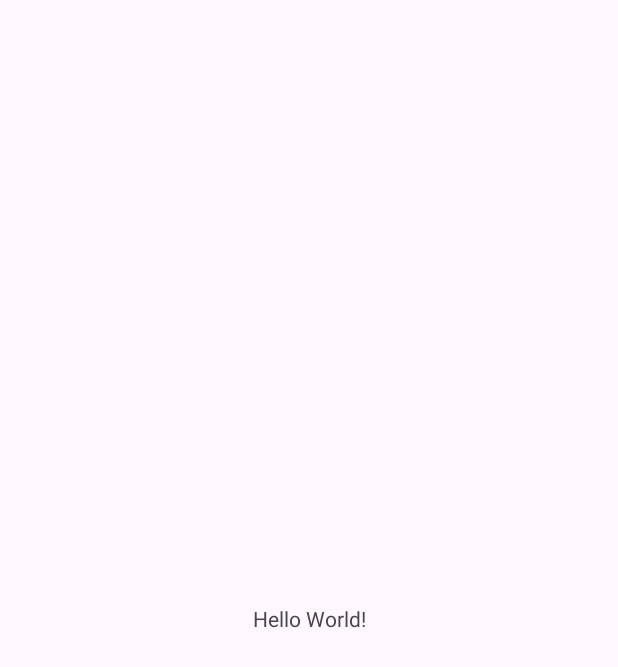
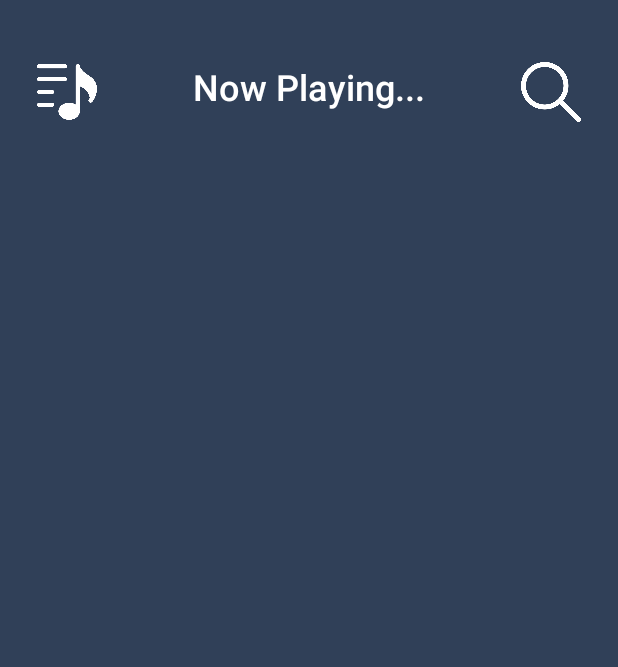
Before and after one commit to dineshsharma-np/music-player-ui, an Android app: the screen it shows after launch (MainActivity), on a phone screen of 412 x 824 dp. Before the commit the part shown is almost empty. Shown: the top 667 px of the screen. Run offline under Robolectric (Android 15) with nearby library versions, the phone set to English and light mode, and no system bars.

Commit message:
top navigation done.

```diff
--- a/app/src/main/res/layout/activity_main.xml
+++ b/app/src/main/res/layout/activity_main.xml
@@ -4,16 +4,67 @@
     xmlns:tools="http://schemas.android.com/tools"
     android:id="@+id/main"
     android:layout_width="match_parent"
+    android:background="#304058"
     android:layout_height="match_parent"
     tools:context=".MainActivity">
 
-    <TextView
+    <ImageButton
+        android:layout_width="40dp"
+        android:layout_height="40dp"
+        android:contentDescription="nothing to tell you"
+        android:src="@drawable/playlist"
+        android:background="@null"
+        android:scaleType="centerInside"
+        app:layout_constraintStart_toStartOf="@id/viewStart"
+        app:layout_constraintEnd_toStartOf="@id/nowPlaying"
+        android:id="@+id/playlist"
+        app:layout_constraintHorizontal_chainStyle="spread_inside"
+        app:layout_constraintTop_toTopOf="@id/topNavGuide" />
+<TextView
+    android:id="@+id/nowPlaying"
+    android:layout_width="wrap_content"
+    android:layout_height="40dp"
+    android:text="Now Playing..."
+    android:textSize="24sp"
+    android:textColor="@color/white"
+    android:fontFamily="sans-serif-medium"
+    app:layout_constraintTop_toTopOf="@id/topNavGuide"
+    app:layout_constraintStart_toEndOf="@id/playlist"
+    app:layout_constraintEnd_toStartOf="@id/search"
+
+    />
+    <ImageButton
+        android:id="@+id/search"
+        android:layout_width="40dp"
+        android:layout_height="40dp"
+        android:src="@drawable/search"
+        android:background="@null"
+        android:scaleType="centerInside"
+        app:layout_constraintStart_toEndOf="@id/nowPlaying"
+        app:layout_constraintEnd_toEndOf="@id/viewEnd"
+        app:layout_constraintTop_toTopOf="@id/topNavGuide"
+
+        />
+
+<androidx.constraintlayout.widget.Guideline
+    android:id="@+id/viewStart"
+    android:layout_width="wrap_content"
+    android:layout_height="wrap_content"
+    app:layout_constraintGuide_percent="0.06"
+    android:orientation="vertical"/>
+    <androidx.constraintlayout.widget.Guideline
+    android:id="@+id/viewEnd"
+    android:layout_width="wrap_content"
+    android:layout_height="wrap_content"
+    app:layout_constraintGuide_percent="0.94"
+    android:orientation="vertical"/>
+
+
+    <androidx.constraintlayout.widget.Guideline
         android:layout_width="wrap_content"
         android:layout_height="wrap_content"
-        android:text="Hello World!"
-        app:layout_constraintBottom_toBottomOf="parent"
-        app:layout_constraintEnd_toEndOf="parent"
-        app:layout_constraintStart_toStartOf="parent"
-        app:layout_constraintTop_toTopOf="parent" />
+        android:orientation="horizontal"
+        android:id="@+id/topNavGuide"
+        app:layout_constraintGuide_percent="0.05"/>
 
 </androidx.constraintlayout.widget.ConstraintLayout>
```
Also changed, not shown: app/src/main/res/drawable/playlist.png (added), app/src/main/res/drawable/search.png (added).
